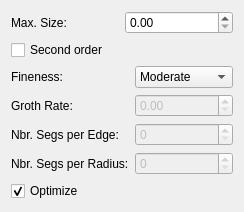
The window that src/Mod/Fem/Gui/TaskTetParameter.ui (berndhahnebach/All_FreeCAD) describes before a commit, drawn with Qt 5.
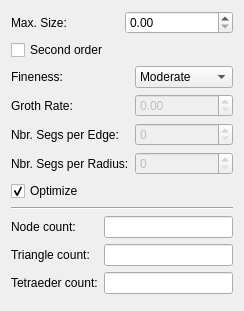
The same window after the commit.

Commit message: more info on meshing and recalculation only if needed

What changed in the file:
```diff
--- a/src/Mod/Fem/Gui/TaskTetParameter.ui
+++ b/src/Mod/Fem/Gui/TaskTetParameter.ui
@@ -7,7 +7,7 @@
     <x>0</x>
     <y>0</y>
     <width>221</width>
-    <height>196</height>
+    <height>311</height>
    </rect>
   </property>
   <property name="sizePolicy">
@@ -148,6 +148,62 @@
      </property>
     </widget>
    </item>
+   <item>
+    <widget class="Line" name="line">
+     <property name="orientation">
+      <enum>Qt::Horizontal</enum>
+     </property>
+    </widget>
+   </item>
+   <item>
+    <layout class="QFormLayout" name="formLayout_2">
+     <property name="fieldGrowthPolicy">
+      <enum>QFormLayout::AllNonFixedFieldsGrow</enum>
+     </property>
+     <item row="0" column="0">
+      <widget class="QLabel" name="label_6">
+       <property name="text">
+        <string>Node count: </string>
+       </property>
+      </widget>
+     </item>
+     <item row="0" column="1">
+      <widget class="QLineEdit" name="lineEdit_InfoNodes">
+       <property name="readOnly">
+        <bool>true</bool>
+       </property>
+      </widget>
+     </item>
+     <item row="1" column="0">
+      <widget class="QLabel" name="label_7">
+       <property name="text">
+        <string>Triangle count:</string>
+       </property>
+      </widget>
+     </item>
+     <item row="1" column="1">
+      <widget class="QLineEdit" name="lineEdit_InfoTriangle">
+       <property name="readOnly">
+        <bool>true</bool>
+       </property>
+      </widget>
+     </item>
+     <item row="2" column="0">
+      <widget class="QLabel" name="label_9">
+       <property name="text">
+        <string>Tetraeder count:</string>
+       </property>
+      </widget>
+     </item>
+     <item row="2" column="1">
+      <widget class="QLineEdit" name="lineEdit_InfoTet">
+       <property name="readOnly">
+        <bool>true</bool>
+       </property>
+      </widget>
+     </item>
+    </layout>
+   </item>
   </layout>
  </widget>
  <resources/>
```
The commit also changes 5 other files.
